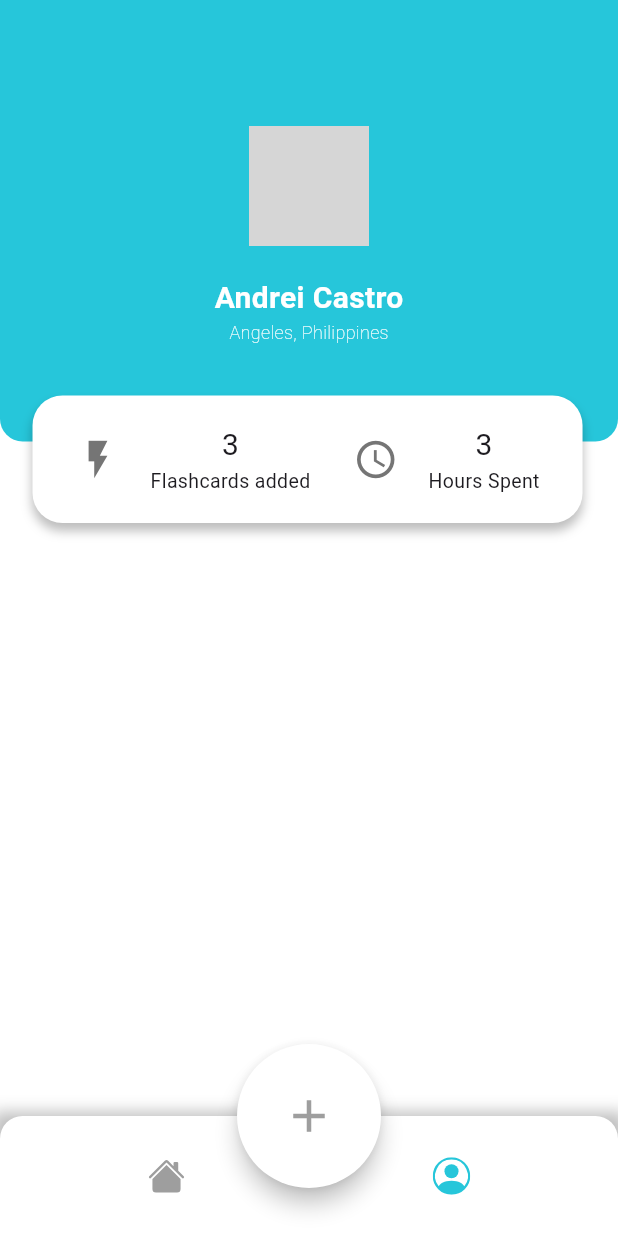
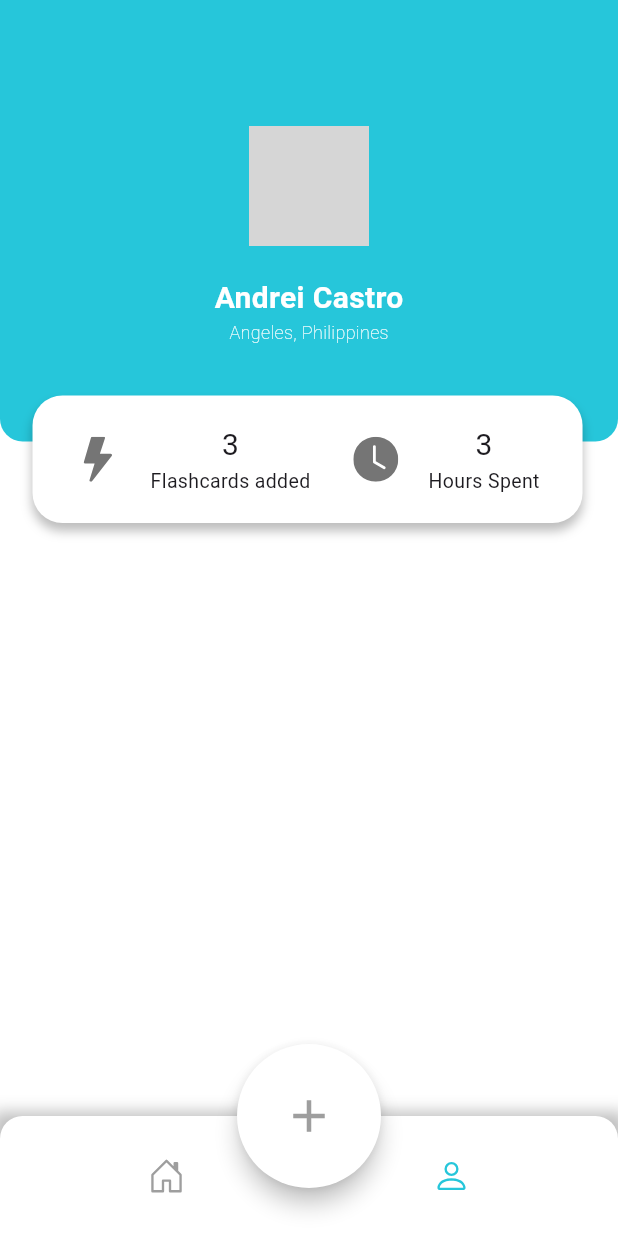
Before and after one commit to louiec612/project_fluttercse10, a Flutter app: the screen it shows after launch, swiped to page 2, on a phone screen of 412 x 824 dp. Run offline on Flutter 3.47's test engine with Material 3 defaults, Android fonts, the phone set to English and light mode, and no system bars; drawn by our look-alikes of zoom_tap_animation; our stand-ins replace bootstrap_icons, google_fonts; network calls fail; grey boxes are pictures that could not be loaded.

Commit message:
icons update

```diff
--- a/analysis_options.yaml
+++ b/analysis_options.yaml
@@ -7,6 +7,9 @@
 
 # The following line activates a set of recommended lints for Flutter apps,
 # packages, and plugins designed to encourage good coding practices.
+analyzer:
+  errors:
+    camel_case_types: ignore
 include: package:flutter_lints/flutter.yaml
 
 linter:
--- a/lib/main.dart
+++ b/lib/main.dart
@@ -130,14 +130,14 @@ class _bottomAppBar extends StatelessWidget {
               ZoomTapAnimation(
                 child: IconButton(
                   onPressed: () => onButtonPressed(0), // Navigate to page 0
-                  icon: const Icon(BootstrapIcons.house_fill,size: 25),
+                  icon: const Icon(BootstrapIcons.house_door,size: 25),
                   color: currentIndex == 0 ? Theme.of(context).primaryColor : Colors.grey,
                 ),
               ),
               ZoomTapAnimation(
                 child: IconButton(
                   onPressed: () => onButtonPressed(1), // Navigate to page 1
-                  icon: const Icon(BootstrapIcons.person_circle,size:25),
+                  icon: const Icon(BootstrapIcons.person,size:25),
                   color: currentIndex == 1 ? Theme.of(context).primaryColor : Colors.grey,
                 ),
               ),
--- a/lib/view/profileView.dart
+++ b/lib/view/profileView.dart
@@ -1,5 +1,6 @@
 // ignore_for_file: file_names, camel_case_types
 
+import 'package:bootstrap_icons/bootstrap_icons.dart';
 import 'package:flutter/material.dart';
 import 'package:project_fluttercse10/main.dart';
 import '../test.dart';
@@ -19,6 +20,26 @@ class _profileViewState extends State<profileView> {
       UserBar(),
       UserSpent(),
     ]);
+  }
+}
+
+
+class UserBar extends StatelessWidget {
+  const UserBar({
+    super.key,
+  });
+
+  @override
+  Widget build(BuildContext context) {
+    return Container(
+      width: getWid.wSize,
+      height: getHgt.hSize / 2.8,
+      decoration: BoxDecoration(
+          color: Theme.of(context).primaryColor,
+          borderRadius:
+              const BorderRadius.vertical(bottom: Radius.circular(15))),
+      child: const UserInfo(),
+    );
   }
 }
 
@@ -53,7 +74,7 @@ class UserSpent extends StatelessWidget {
             Row(
               children: [
                 Icon(
-                  Icons.flash_on,
+                  BootstrapIcons.lightning_fill,
                   color: Colors.grey[600],
                   size: 30,
                 ),
@@ -69,7 +90,7 @@ class UserSpent extends StatelessWidget {
             ),
             Row(
               children: [
-                Icon(Icons.schedule, color: Colors.grey[600], size: 30),
+                Icon(BootstrapIcons.clock_fill, color: Colors.grey[600], size: 30),
                 const SizedBox(width:20),
                 const Column(
                   mainAxisAlignment: MainAxisAlignment.center,
@@ -83,25 +104,6 @@ class UserSpent extends StatelessWidget {
           ],
         ),
       ),
-    );
-  }
-}
-
-class UserBar extends StatelessWidget {
-  const UserBar({
-    super.key,
-  });
-
-  @override
-  Widget build(BuildContext context) {
-    return Container(
-      width: getWid.wSize,
-      height: getHgt.hSize / 2.8,
-      decoration: BoxDecoration(
-          color: Theme.of(context).primaryColor,
-          borderRadius:
-              const BorderRadius.vertical(bottom: Radius.circular(15))),
-      child: const UserInfo(),
     );
   }
 }
--- a/pubspec.yaml
+++ b/pubspec.yaml
@@ -37,7 +37,6 @@ dependencies:
   cupertino_icons: ^1.0.8
   zoom_tap_animation: ^1.1.0
   google_fonts: ^6.2.1
-  icon_forest: ^1.1.8
   bootstrap_icons: ^1.8.1
 
 
```
Also changed, not shown: pubspec.lock, 5 other files. Lines whose indentation alone changed are shown as unchanged.
